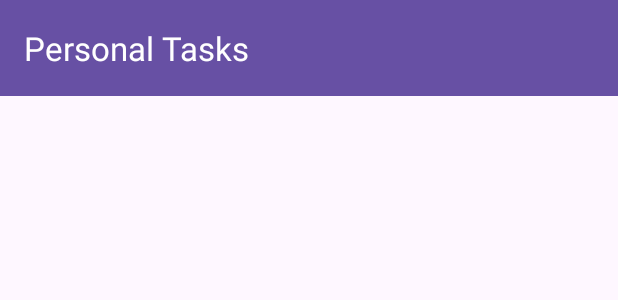
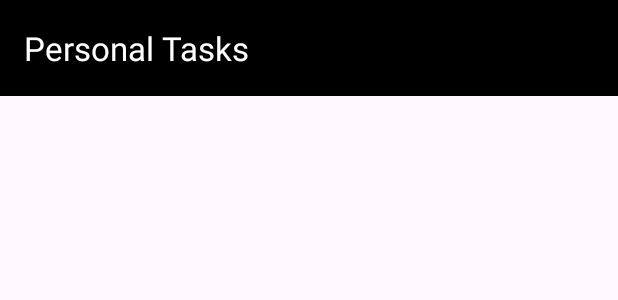
Before and after one commit to PeCandido/PersonalTasks, an Android app: the layout activity_main.xml on its own in the app's theme, with its tools: preview values and no code run, on a phone screen of 412 x 824 dp. Shown: the top 300 px of the screen. Run offline under Robolectric (Android 15) with nearby library versions, the phone set to English and light mode, and no system bars.

Commit message:
refactor: organizing activity_main.xml

```diff
--- a/app/src/main/res/layout/activity_main.xml
+++ b/app/src/main/res/layout/activity_main.xml
@@ -16,25 +16,27 @@
         app:layout_constraintTop_toTopOf="parent"
         app:layout_constraintEnd_toEndOf="parent"/>
 
-    <LinearLayout
+    <!-- Toolbar -->
+    <androidx.appcompat.widget.Toolbar
+        android:id="@+id/toolbar"
         android:layout_width="match_parent"
-        android:layout_height="match_parent"
-        android:orientation="vertical">
+        android:layout_height="wrap_content"
+        android:background="@color/black"
+        app:titleTextColor="@color/white"
+        app:title="Personal Tasks"
+        app:layout_constraintTop_toTopOf="parent"
+        app:layout_constraintStart_toStartOf="parent"
+        app:layout_constraintEnd_toEndOf="parent" />
 
-        <androidx.appcompat.widget.Toolbar
-            android:id="@+id/toolbar"
-            android:layout_width="match_parent"
-            android:layout_height="?attr/actionBarSize"
-            android:background="?attr/colorPrimary"
-            android:theme="@style/ThemeOverlay.AppCompat.Dark.ActionBar"
-            app:title="Personal Tasks" />
-
-        <androidx.recyclerview.widget.RecyclerView
-            android:id="@+id/recyclerView"
-            android:layout_width="match_parent"
-            android:layout_height="match_parent"/>
-    </LinearLayout>
-
-
+    <!-- RecyclerView -->
+    <androidx.recyclerview.widget.RecyclerView
+        android:id="@+id/rv_taks"
+        android:layout_width="match_parent"
+        android:layout_height="0dp"
+        android:padding="10dp"
+        app:layout_constraintTop_toBottomOf="@id/toolbar"
+        app:layout_constraintBottom_toBottomOf="parent"
+        app:layout_constraintStart_toStartOf="parent"
+        app:layout_constraintEnd_toEndOf="parent" />
 
 </androidx.constraintlayout.widget.ConstraintLayout>
```
